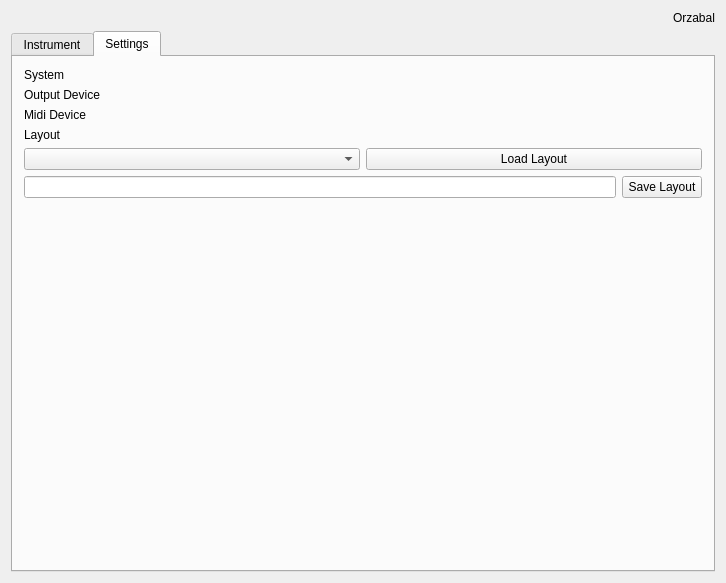
Qt form src/qt/MainWindow.ui (chuckfairy/Orzabal) before a commit.
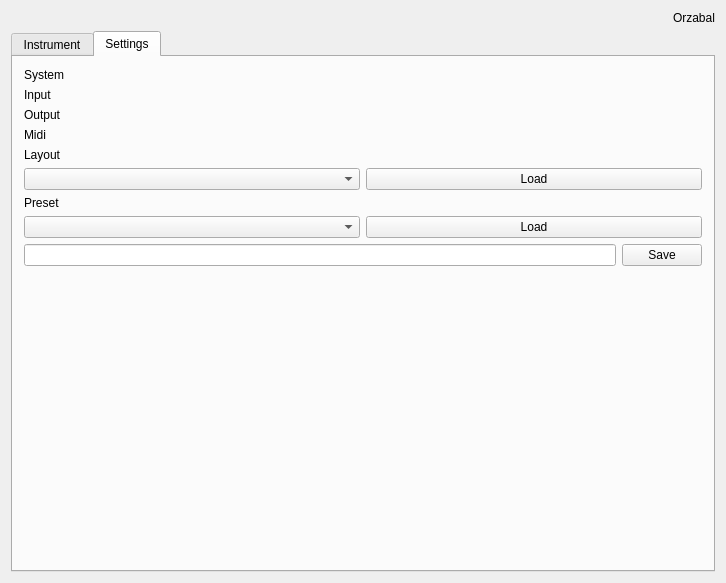
The same form after that commit.

Diff of the .ui file:
```diff
--- a/src/qt/MainWindow.ui
+++ b/src/qt/MainWindow.ui
@@ -78,12 +78,29 @@
           </property>
          </widget>
         </item>
+        <item>
+         <layout class="QHBoxLayout" name="horizontalLayout_7">
+          <item>
+           <widget class="QLabel" name="label_8">
+            <property name="maximumSize">
+             <size>
+              <width>689</width>
+              <height>16777215</height>
+             </size>
+            </property>
+            <property name="text">
+             <string>Input</string>
+            </property>
+           </widget>
+          </item>
+         </layout>
+        </item>
         <item>
          <layout class="QHBoxLayout" name="horizontalLayout_5">
           <item>
            <widget class="QLabel" name="label_5">
             <property name="text">
-             <string>Output Device</string>
+             <string>Output</string>
             </property>
            </widget>
           </item>
@@ -100,7 +117,7 @@
              </size>
             </property>
             <property name="text">
-             <string>Midi Device</string>
+             <string>Midi</string>
             </property>
            </widget>
           </item>
@@ -113,6 +130,27 @@
           </property>
          </widget>
         </item>
+        <item>
+         <layout class="QHBoxLayout" name="horizontalLayout_3">
+          <item>
+           <widget class="QComboBox" name="load_layout_dropdown_2"/>
+          </item>
+          <item>
+           <widget class="QPushButton" name="load_layout_btn_2">
+            <property name="text">
+             <string>Load</string>
+            </property>
+           </widget>
+          </item>
+         </layout>
+        </item>
+        <item>
+         <widget class="QLabel" name="label_4">
+          <property name="text">
+           <string>Preset</string>
+          </property>
+         </widget>
+        </item>
         <item>
          <layout class="QHBoxLayout" name="horizontalLayout_2">
           <item>
@@ -121,7 +159,7 @@
           <item>
            <widget class="QPushButton" name="load_layout_btn">
             <property name="text">
-             <string>Load Layout</string>
+             <string>Load</string>
             </property>
            </widget>
           </item>
@@ -135,7 +173,7 @@
           <item>
            <widget class="QPushButton" name="save_layout_btn">
             <property name="text">
-             <string>Save Layout</string>
+             <string>Save</string>
             </property>
            </widget>
           </item>
```
